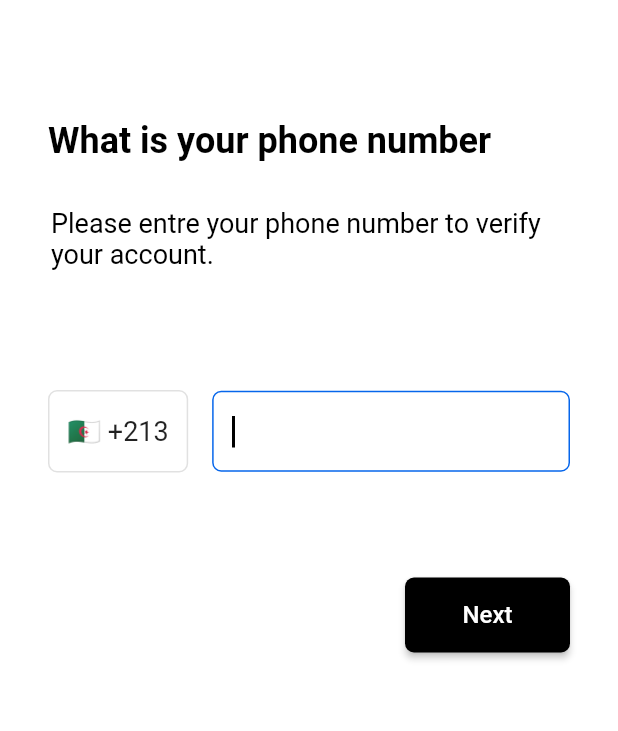
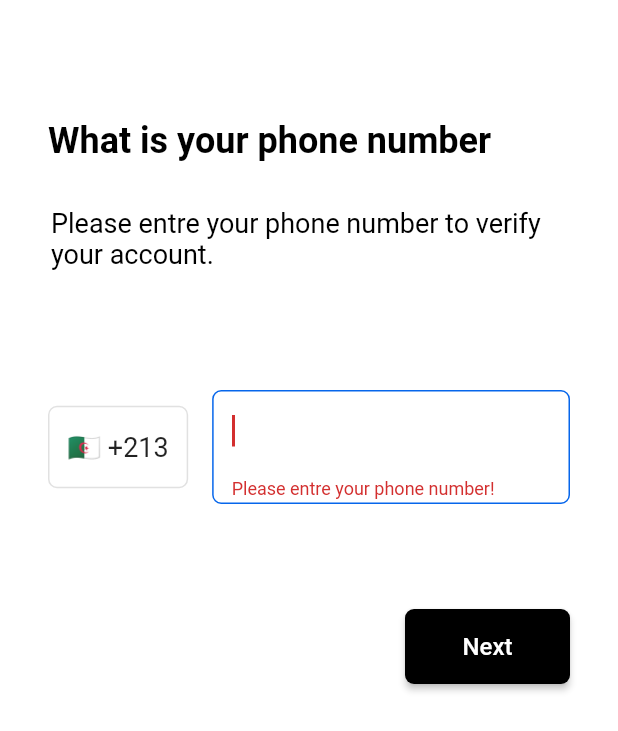
Before and after one commit to otmane24/MapBloc, a Flutter app: the screen it shows after launch, after a tap on "Next", on a phone screen of 412 x 824 dp. Shown: the top 731 px of the screen. Run offline on Flutter 3.47's test engine with Material 2 defaults, Android fonts, the phone set to English and light mode, and no system bars; our stand-ins replace bloc, firebase_auth, firebase_core, flutter_bloc, pin_code_fields; accounts and stored records are empty.

Commit message:
phone auth

```diff
--- a/lib/app_router.dart
+++ b/lib/app_router.dart
@@ -1,21 +1,41 @@
+import 'package:flutter_bloc/flutter_bloc.dart';
+import 'package:maptest/business_logic/cubit/phone_auth/phone_auth_cubit.dart';
 import 'package:maptest/presentation/screens/login_screen.dart';
 
 import 'package:flutter/material.dart';
 import 'package:maptest/presentation/screens/otp_screen.dart';
 
 import 'constants/string.dart';
+import 'presentation/screens/map_screen.dart';
 
 class AppRouter {
+  PhoneAuthCubit? phoneAuthCubit;
+
+  AppRouter() {
+    phoneAuthCubit = PhoneAuthCubit();
+  }
+
   Route? generateRoute(RouteSettings settings) {
     switch (settings.name) {
+      case mapScreen:
+        return MaterialPageRoute(builder: (_) => MapScreen());
       case loginScreen:
-        return MaterialPageRoute(builder: (_) => LoginScreen());
+        return MaterialPageRoute(
+          builder: (_) => BlocProvider<PhoneAuthCubit>.value(
+            value: phoneAuthCubit!,
+            child: LoginScreen(),
+          ),
+        );
       case optScreen:
-        String _phoneNumber = settings.arguments as String;
+        String phoneNumber = settings.arguments as String;
         return MaterialPageRoute(
-            builder: (_) => OtpScreen(
-                  phoneNumber: _phoneNumber,
-                ));
+          builder: (_) => BlocProvider<PhoneAuthCubit>.value(
+            value: phoneAuthCubit!,
+            child: OtpScreen(
+              phoneNumber: phoneNumber,
+            ),
+          ),
+        );
     }
   }
 }
--- /dev/null
+++ b/lib/business_logic/cubit/phone_auth/phone_auth_state.dart
@@ -0,0 +1,18 @@
+part of 'phone_auth_cubit.dart';
+
+@immutable
+abstract class PhoneAuthState {}
+
+class PhoneAuthInitial extends PhoneAuthState {}
+
+class PhoneAuthLoading extends PhoneAuthState {}
+
+class PhoneAuthError extends PhoneAuthState {
+  final String errorMsg;
+
+  PhoneAuthError({required this.errorMsg});
+}
+
+class PhoneAuthSubmited extends PhoneAuthState {}
+
+class PhoneOPTVerified extends PhoneAuthState {}
--- a/lib/constants/string.dart
+++ b/lib/constants/string.dart
@@ -1,2 +1,3 @@
 const String loginScreen = '/';
-const String optScreen = 'optScreen';
+const String optScreen = '/opt-screen';
+const String mapScreen = '/map-screen';
--- a/lib/presentation/screens/login_screen.dart
+++ b/lib/presentation/screens/login_screen.dart
@@ -1,4 +1,6 @@
 import 'package:flutter/material.dart';
+import 'package:flutter_bloc/flutter_bloc.dart';
+import 'package:maptest/business_logic/cubit/phone_auth/phone_auth_cubit.dart';
 import 'package:maptest/constants/colors.dart';
 import 'package:maptest/presentation/widgets/intro_texts.dart';
 
@@ -55,12 +57,12 @@ class LoginScreen extends StatelessWidget {
               validator: ((value) {
                 if (value!.isEmpty) {
                   return 'Please entre your phone number!';
-                } else if (value.length < 10) {
+                } else if (value.length < 9) {
                   return 'Too short for a phone number !';
                 }
                 return null;
               }),
-              onChanged: (newValue) {
+              onSaved: (newValue) {
                 phoneNumber = newValue;
               },
             ),
@@ -79,16 +81,27 @@ class LoginScreen extends StatelessWidget {
         );
   }
 
-  _buildNextButton(BuildContext context) {
+  Future<void> _register(BuildContext context) async {
+    if (!_phoneFromKey.currentState!.validate()) {
+      Navigator.pop(context);
+      return;
+    } else {
+      Navigator.pop(context);
+      _phoneFromKey.currentState!.save();
+      BlocProvider.of<PhoneAuthCubit>(context).submitPhoneNumber(phoneNumber!);
+    }
+  }
+
+  Widget _buildNextButton(BuildContext context) {
     return Align(
       alignment: Alignment.centerRight,
       child: ElevatedButton(
         onPressed: () {
-          print(phoneNumber);
-          Navigator.of(context).pushNamed(optScreen, arguments: phoneNumber);
+          showProgresseIndicator(context);
+          _register(context);
         },
         style: ElevatedButton.styleFrom(
-            minimumSize: Size(110, 50),
+            minimumSize: const Size(110, 50),
             primary: Colors.black,
             shape: RoundedRectangleBorder(
               borderRadius: BorderRadius.circular(6),
@@ -101,6 +114,55 @@ class LoginScreen extends StatelessWidget {
           ),
         ),
       ),
+    );
+  }
+
+  showProgresseIndicator(BuildContext context) {
+    AlertDialog alertDialog = const AlertDialog(
+      elevation: 0,
+      backgroundColor: Colors.transparent,
+      content: Center(
+        child: CircularProgressIndicator(
+          valueColor: AlwaysStoppedAnimation<Color>(Colors.black),
+        ),
+      ),
+    );
+    showDialog(
+      context: context,
+      barrierColor: Colors.white.withOpacity(0),
+      barrierDismissible: false,
+      builder: ((context) {
+        return alertDialog;
+      }),
+    );
+  }
+
+  Widget _buildPhoneNumberSubmitedBlod() {
+    return BlocListener<PhoneAuthCubit, PhoneAuthState>(
+      listenWhen: ((previous, current) {
+        return previous != current;
+      }),
+      listener: (context, state) {
+        if (state is PhoneAuthLoading) {
+          showProgresseIndicator(context);
+        }
+        if (state is PhoneAuthSubmited) {
+          Navigator.of(context).pop();
+          Navigator.of(context).pushNamed(optScreen, arguments: phoneNumber);
+        }
+        if (state is PhoneAuthError) {
+          Navigator.of(context).pop();
+          String errorMsg = (state).errorMsg;
+          ScaffoldMessenger.of(context).showSnackBar(
+            SnackBar(
+              content: Text(errorMsg),
+              backgroundColor: Colors.black,
+              duration: Duration(seconds: 3),
+            ),
+          );
+        }
+      },
+      child: Container(),
     );
   }
 
@@ -123,10 +185,11 @@ class LoginScreen extends StatelessWidget {
                     height: 80,
                   ),
                   _buildPhoneFromField(),
-                  SizedBox(
+                  const SizedBox(
                     height: 70,
                   ),
                   _buildNextButton(context),
+                  _buildPhoneNumberSubmitedBlod(),
                 ],
               ),
             ),
```
Also changed, not shown: lib/business_logic/cubit/phone_auth/phone_auth_cubit.dart (added, +65 -0 lines), lib/presentation/screens/map_screen.dart (added, +39 -0 lines), lib/presentation/screens/otp_screen.dart (+68 -6 lines).
